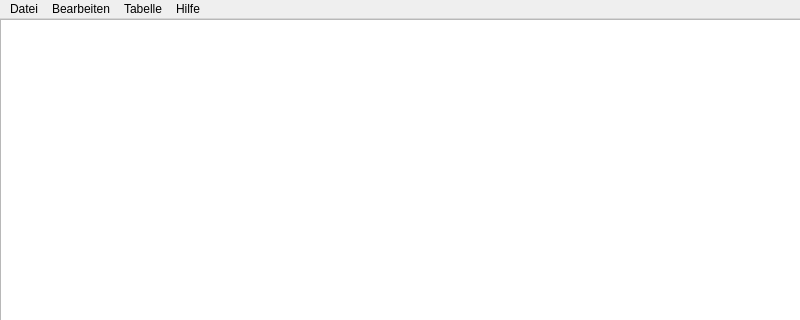
The window that src/GUIStruktur.ui (mweinberger-tgm/Tabellenbearbeitung) describes before a commit, drawn with Qt 5; both pictures show x 0 to 800 and y 0 to 320 of the 800 by 600 pixel window.
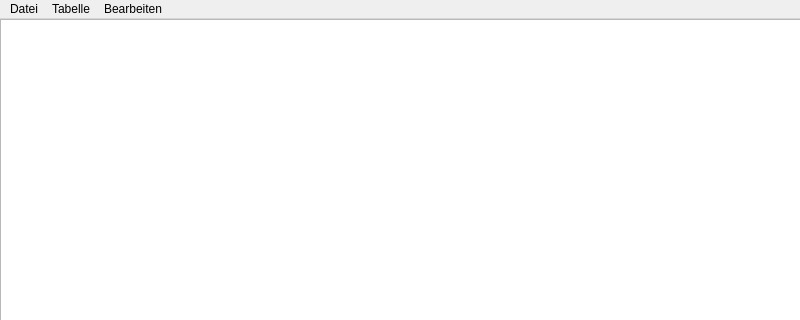
The same window after the commit.

The edit to the form file:
```diff
--- a/src/GUIStruktur.ui
+++ b/src/GUIStruktur.ui
@@ -50,19 +50,6 @@
     <addaction name="separator"/>
     <addaction name="actionClose"/>
    </widget>
-   <widget class="QMenu" name="menuEdit">
-    <property name="title">
-     <string>Bearbeiten</string>
-    </property>
-    <addaction name="actionKopieren"/>
-    <addaction name="actionEinf_ge"/>
-    <addaction name="actionAusschneiden"/>
-   </widget>
-   <widget class="QMenu" name="menuHelp">
-    <property name="title">
-     <string>Hilfe</string>
-    </property>
-   </widget>
    <widget class="QMenu" name="menuTabelle">
     <property name="title">
      <string>Tabelle</string>
@@ -70,12 +57,19 @@
     <addaction name="actionZeile_hinzuf_gen"/>
     <addaction name="actionZeile_n_l_schen"/>
     <addaction name="separator"/>
-    <addaction name="actionZeile_duplizieren"/>
+    <addaction name="actionDuplZeile"/>
+   </widget>
+   <widget class="QMenu" name="menuBearbeiten">
+    <property name="title">
+     <string>Bearbeiten</string>
+    </property>
+    <addaction name="actionKopieren_2"/>
+    <addaction name="actionEinf_gen"/>
+    <addaction name="actionAusschneiden_2"/>
    </widget>
    <addaction name="menuFile"/>
-   <addaction name="menuEdit"/>
    <addaction name="menuTabelle"/>
-   <addaction name="menuHelp"/>
+   <addaction name="menuBearbeiten"/>
   </widget>
   <widget class="QStatusBar" name="statusbar"/>
   <action name="actionOpen">
```
Left out of the diff: 81 changed lines with no effect on the pictures.
